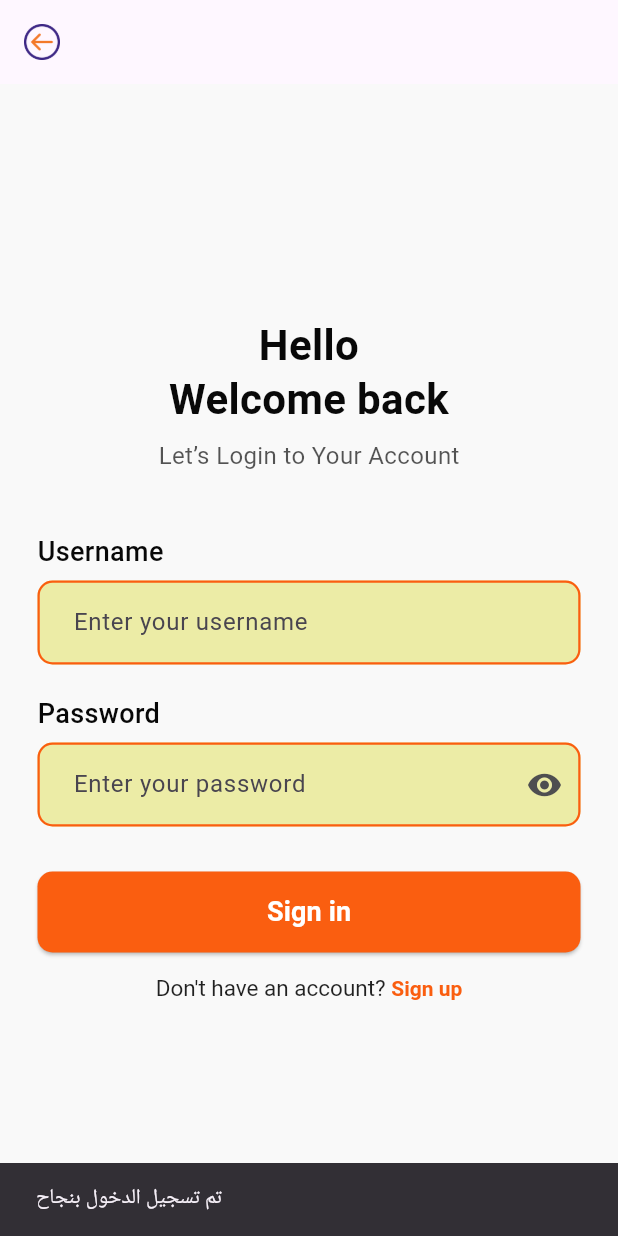
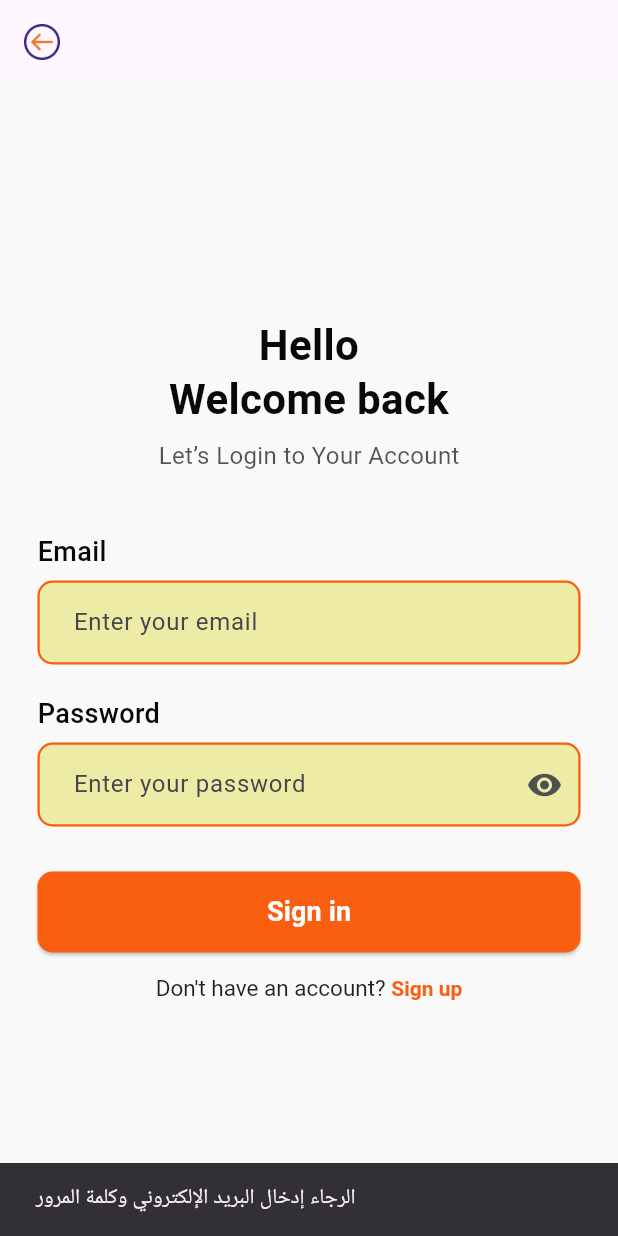
Before and after one commit to amjadreyad11/final2, a Flutter app: the LoginScreen screen opened directly, after a tap on "Sign in", on a phone screen of 412 x 824 dp. Run offline on Flutter 3.47's test engine with Material 3 defaults, Android fonts, the light colour scheme and no system bars; our stand-ins replace image_picker, sqflite; accounts and stored records are empty.

Commit message:
تعديل جديد6

```diff
--- a/lib/screens/Login_page_user.dart
+++ b/lib/screens/Login_page_user.dart
@@ -1,7 +1,8 @@
 import 'package:flutter/gestures.dart';
 import 'package:flutter/material.dart';
-
+import '../service/db_helper.dart';
 import 'Sign_Up_page.dart';
+import 'chooseTheServices.dart';
 
 class LoginScreen extends StatefulWidget {
   const LoginScreen({super.key});
@@ -12,6 +13,42 @@ class LoginScreen extends StatefulWidget {
 
 class _LoginScreenState extends State<LoginScreen> {
   bool _obscurePassword = true;
+  final TextEditingController _emailController = TextEditingController();
+  final TextEditingController _passwordController = TextEditingController();
+
+  // 🔍 دالة التحقق من المستخدم
+  Future<void> _login() async {
+    String email = _emailController.text.trim();
+    String password = _passwordController.text.trim();
+
+    if (email.isEmpty || password.isEmpty) {
+      ScaffoldMessenger.of(context).showSnackBar(
+        const SnackBar(content: Text("الرجاء إدخال البريد الإلكتروني وكلمة المرور")),
+      );
+      return;
+    }
+
+    final user = await DBHelper.getUserByEmail(email);
+
+    if (user != null && user['password'] == password) {
+      // ✅ تسجيل الدخول ناجح
+      ScaffoldMessenger.of(context).showSnackBar(
+        const SnackBar(content: Text("تم تسجيل الدخول بنجاح")),
+      );
+
+      Navigator.pushReplacement(
+        context,
+        MaterialPageRoute(
+          builder: (context) => Choosetheservices(userEmail: email),
+        ),
+      );
+    } else {
+      // ❌ فشل تسجيل الدخول
+      ScaffoldMessenger.of(context).showSnackBar(
+        const SnackBar(content: Text("البريد الإلكتروني أو كلمة المرور غير صحيحة")),
+      );
+    }
+  }
 
   @override
   Widget build(BuildContext context) {
@@ -23,19 +60,10 @@ class _LoginScreenState extends State<LoginScreen> {
             'assets/icons/left-arrow.png',
             width: 24,
             height: 24,
-
           ),
-        //backgroundColor: const Color.fromARGB(255, 249, 249, 249),
-        //elevation: 0,
-        //leading: IconButton(
-        //icon: const Icon(
-        //Icons.arrow_back,
-        //color: Color.fromARGB(255, 250, 94, 16),
-        //),
           onPressed: () {
             Navigator.pop(context);
           },
-
         ),
       ),
       body: Center(
@@ -74,11 +102,11 @@ class _LoginScreenState extends State<LoginScreen> {
               ),
               const SizedBox(height: 40),
 
-              // Username
+              // 📧 Email field
               const Align(
                 alignment: Alignment.centerLeft,
                 child: Text(
-                  "Username",
+                  "Email",
                   style: TextStyle(
                     color: Color.fromARGB(255, 8, 8, 8),
                     fontSize: 18,
@@ -88,10 +116,11 @@ class _LoginScreenState extends State<LoginScreen> {
               ),
               const SizedBox(height: 6),
               TextField(
+                controller: _emailController,
                 decoration: InputDecoration(
                   filled: true,
-                  fillColor: Color.fromARGB(241, 235, 235, 161),
-                  hintText: "Enter your username",
+                  fillColor: const Color.fromARGB(241, 235, 235, 161),
+                  hintText: "Enter your email",
                   contentPadding:
                   const EdgeInsets.symmetric(horizontal: 20, vertical: 16),
                   enabledBorder: OutlineInputBorder(
@@ -108,6 +137,7 @@ class _LoginScreenState extends State<LoginScreen> {
               ),
               const SizedBox(height: 20),
 
+              // 🔒 Password field
               const Align(
                 alignment: Alignment.centerLeft,
                 child: Text(
@@ -121,6 +151,7 @@ class _LoginScreenState extends State<LoginScreen> {
               ),
               const SizedBox(height: 6),
               TextField(
+                controller: _passwordController,
                 obscureText: _obscurePassword,
                 decoration: InputDecoration(
                   filled: true,
@@ -155,14 +186,11 @@ class _LoginScreenState extends State<LoginScreen> {
               ),
               const SizedBox(height: 30),
 
+              // 🔘 Sign in button
               SizedBox(
                 width: double.infinity,
                 child: ElevatedButton(
-                  onPressed: () {
-                    ScaffoldMessenger.of(context).showSnackBar(
-                      const SnackBar(content: Text("تم تسجيل الدخول بنجاح")),
-                    );
-                  },
+                  onPressed: _login, // ← الدالة التي تحقق الدخول
                   style: ElevatedButton.styleFrom(
                     backgroundColor:
                     const Color.fromARGB(255, 250, 94, 16),
@@ -201,7 +229,7 @@ class _LoginScreenState extends State<LoginScreen> {
                           Navigator.push(
                             context,
                             MaterialPageRoute(
-                              builder: (context) => SignUpPage(),
+                              builder: (context) => const SignUpPage(),
                             ),
                           );
                         },
--- a/pubspec.yaml
+++ b/pubspec.yaml
@@ -35,9 +35,6 @@ dependencies:
   easy_localization: ^3.0.8
   flutter_native_splash: ^2.3.2
   provider: ^6.1.5+1
-  cloud_firestore: ^5.4.3
-  firebase_core: ^3.6.0
-  firebase_auth: ^5.3.0
   sqflite: ^2.4.0
   path: ^1.9.0
   image_picker: ^1.2.0
```
Also changed, not shown: pubspec.lock, 2 other files. Lines whose indentation alone changed are shown as unchanged.
